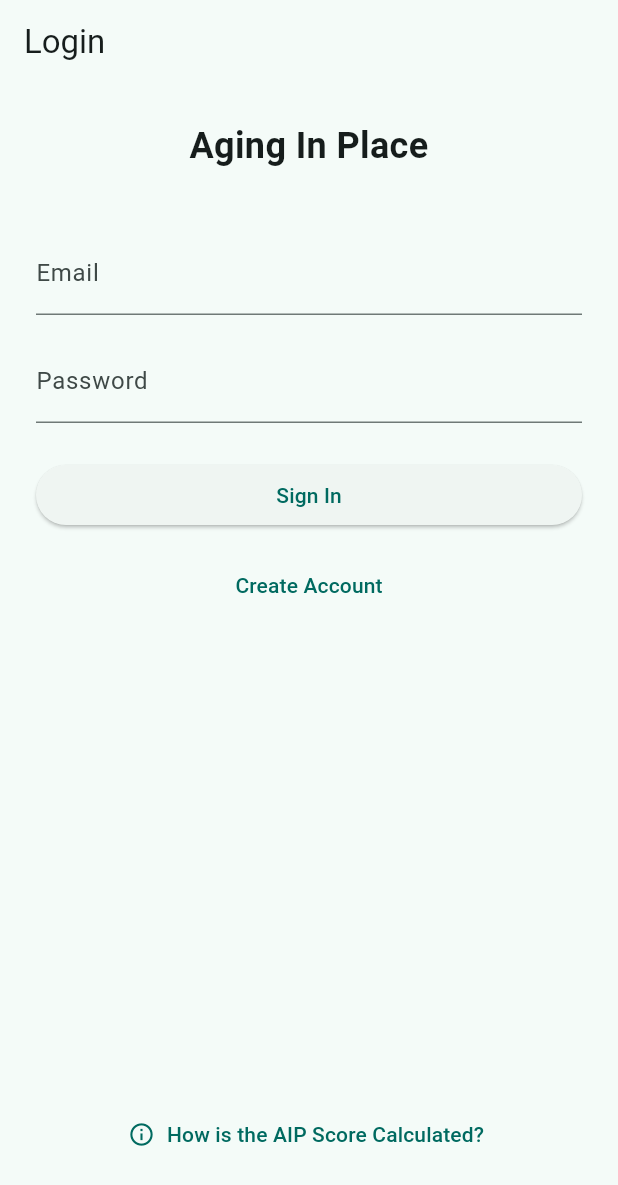
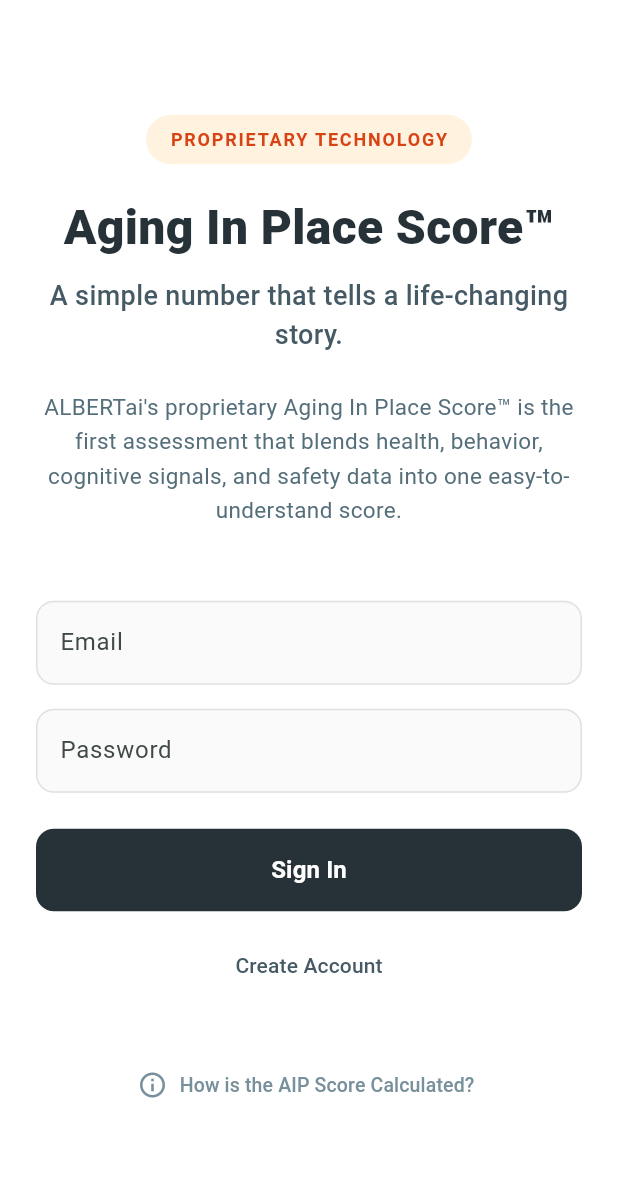
Before and after one commit to pnarciso1/agingInPlaceMVP, a Flutter app: the screen it shows after launch, on a phone screen of 412 x 824 dp. Shown: the top 1185 px of the screen. Run offline on Flutter 3.47's test engine with Material 3 defaults, Android fonts, the phone set to English and light mode, and no system bars; our stand-ins replace cloud_firestore, firebase_auth, firebase_core, firebase_vertexai, fl_chart, flutter_riverpod and 4 more; accounts and stored records are empty; generated files the repository leaves out were written again; statements that could not run were skipped.

Commit message:
Update Login Screen UI to match new brand design (Badge, Hero Title)

```diff
--- a/lib/features/auth/login_screen.dart
+++ b/lib/features/auth/login_screen.dart
@@ -57,49 +57,145 @@
   @override
   Widget build(BuildContext context) {
     return Scaffold(
-      appBar: AppBar(title: const Text('Login')),
-      body: Padding(
-        padding: const EdgeInsets.all(24.0),
+      backgroundColor: Colors.white, // Clean background
+      body: SafeArea(
+        child: Center(
+          child: SingleChildScrollView(
+            padding: const EdgeInsets.symmetric(horizontal: 24.0, vertical: 40.0),
             child: Column(
               mainAxisAlignment: MainAxisAlignment.center,
-          crossAxisAlignment: CrossAxisAlignment.stretch,
+              crossAxisAlignment: CrossAxisAlignment.center,
               children: [
-            const Text(
-              'Aging In Place',
+                // 1. The Badge
+                Container(
+                  padding: const EdgeInsets.symmetric(horizontal: 16, vertical: 8),
+                  decoration: BoxDecoration(
+                    color: Colors.orange.shade50,
+                    borderRadius: BorderRadius.circular(20),
+                  ),
+                  child: Text(
+                    'PROPRIETARY TECHNOLOGY',
+                    style: TextStyle(
+                      color: Colors.deepOrange.shade800,
+                      fontWeight: FontWeight.bold,
+                      fontSize: 12,
+                      letterSpacing: 1.2,
+                    ),
+                  ),
+                ),
+                const SizedBox(height: 24),
+
+                // 2. The Hero Title
+                Text(
+                  'Aging In Place Score™',
                   textAlign: TextAlign.center,
-              style: TextStyle(fontSize: 24, fontWeight: FontWeight.bold),
+                  style: TextStyle(
+                    fontSize: 32,
+                    fontWeight: FontWeight.w900,
+                    color: Colors.blueGrey.shade900,
+                    height: 1.1,
                   ),
-            const SizedBox(height: 40),
+                ),
+                const SizedBox(height: 16),
+
+                // 3. The Subtitle
+                Text(
+                  'A simple number that tells a life-changing story.',
+                  textAlign: TextAlign.center,
+                  style: TextStyle(
+                    fontSize: 18,
+                    fontWeight: FontWeight.w500,
+                    color: Colors.blueGrey.shade700,
+                  ),
+                ),
+                const SizedBox(height: 24),
+
+                // 4. The Description
+                Text(
+                  "ALBERTai's proprietary Aging In Place Score™ is the first assessment that blends health, behavior, cognitive signals, and safety data into one easy-to-understand score.",
+                  textAlign: TextAlign.center,
+                  style: TextStyle(
+                    fontSize: 15,
+                    color: Colors.blueGrey.shade600,
+                    height: 1.5,
+                  ),
+                ),
+                const SizedBox(height: 48),
+
+                // 5. The Login Form
                 TextField(
                   controller: _emailController,
-              decoration: const InputDecoration(labelText: 'Email'),
+                  decoration: InputDecoration(
+                    labelText: 'Email',
+                    border: OutlineInputBorder(
+                      borderRadius: BorderRadius.circular(12),
+                      borderSide: BorderSide(color: Colors.grey.shade300),
+                    ),
+                    enabledBorder: OutlineInputBorder(
+                      borderRadius: BorderRadius.circular(12),
+                      borderSide: BorderSide(color: Colors.grey.shade300),
+                    ),
+                    filled: true,
+                    fillColor: Colors.grey.shade50,
+                  ),
                   keyboardType: TextInputType.emailAddress,
                 ),
                 const SizedBox(height: 16),
                 TextField(
                   controller: _passwordController,
-              decoration: const InputDecoration(labelText: 'Password'),
+                  decoration: InputDecoration(
+                    labelText: 'Password',
+                    border: OutlineInputBorder(
+                      borderRadius: BorderRadius.circular(12),
+                      borderSide: BorderSide(color: Colors.grey.shade300),
+                    ),
+                    enabledBorder: OutlineInputBorder(
+                      borderRadius: BorderRadius.circular(12),
+                      borderSide: BorderSide(color: Colors.grey.shade300),
+                    ),
+                    filled: true,
+                    fillColor: Colors.grey.shade50,
+                  ),
                   obscureText: true,
                 ),
                 const SizedBox(height: 24),
+
                 if (_isLoading)
-              const Center(child: CircularProgressIndicator())
+                  const CircularProgressIndicator()
                 else
                   Column(
                     crossAxisAlignment: CrossAxisAlignment.stretch,
                     children: [
                       ElevatedButton(
                         onPressed: _signIn,
-                    child: const Text('Sign In'),
+                        style: ElevatedButton.styleFrom(
+                          backgroundColor: Colors.blueGrey.shade900,
+                          foregroundColor: Colors.white,
+                          padding: const EdgeInsets.symmetric(vertical: 16),
+                          shape: RoundedRectangleBorder(
+                            borderRadius: BorderRadius.circular(12),
+                          ),
+                          elevation: 0,
+                        ),
+                        child: const Text(
+                          'Sign In',
+                          style: TextStyle(fontSize: 16, fontWeight: FontWeight.bold),
+                        ),
                       ),
                       const SizedBox(height: 12),
                       TextButton(
                         onPressed: _signUp,
+                        style: TextButton.styleFrom(
+                           foregroundColor: Colors.blueGrey.shade700,
+                        ),
                         child: const Text('Create Account'),
                       ),
                     ],
                   ),
-            const Spacer(),
+
+                const SizedBox(height: 32),
+
+                // 6. Explainer Link
                 TextButton.icon(
                   onPressed: () {
                     showModalBottomSheet(
@@ -108,11 +204,15 @@
                       builder: (_) => const ScoreExplainerSheet(),
                     );
                   },
-              icon: const Icon(Icons.info_outline),
-              label: const Text('How is the AIP Score Calculated?'),
+                  icon: Icon(Icons.info_outline, color: Colors.blueGrey.shade400, size: 20),
+                  label: Text(
+                    'How is the AIP Score Calculated?',
+                    style: TextStyle(color: Colors.blueGrey.shade400, fontSize: 13),
                   ),
-            const SizedBox(height: 20),
+                ),
               ],
+            ),
+          ),
         ),
       ),
     );
```
Lines whose indentation alone changed are shown as unchanged.
